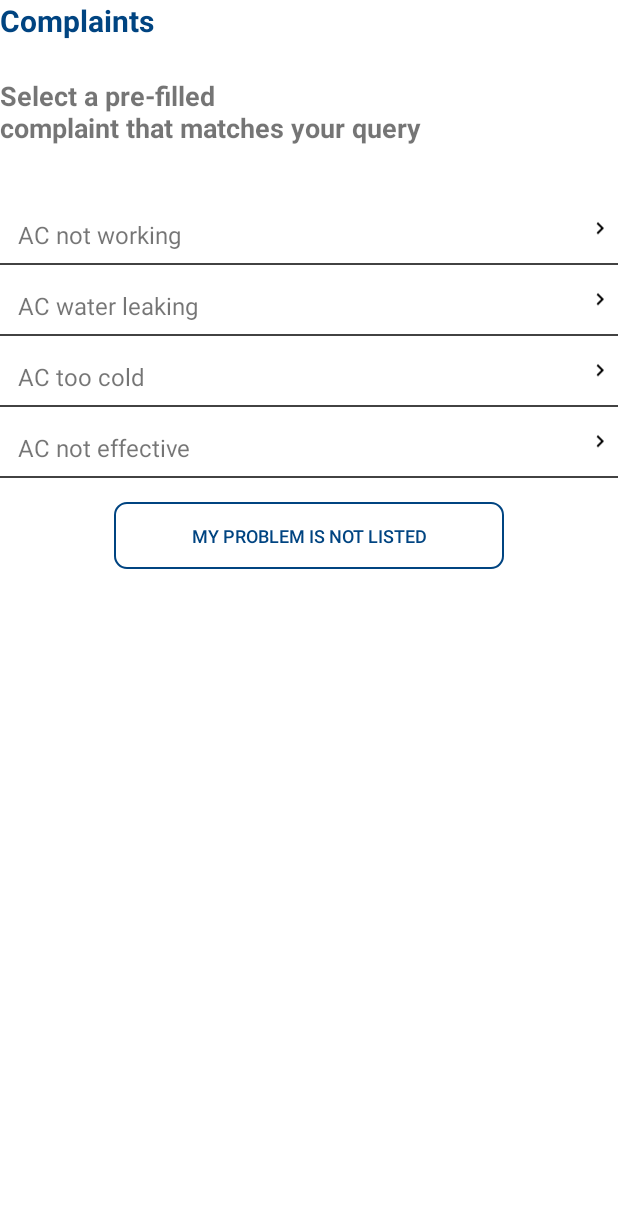
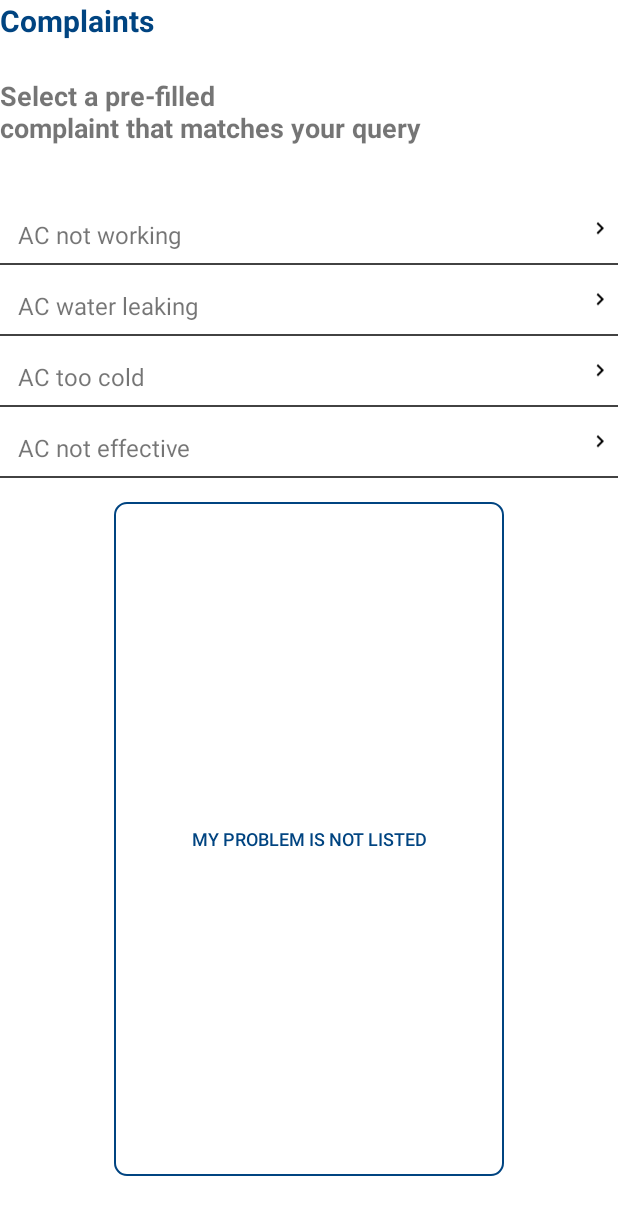
Before and after one commit to gupta-meghna64/DMRC-Connect, an Android app: the fragment CategoryDetailsFragment shown on its own in the app's theme, on a phone screen of 412 x 824 dp. Shown: the top 1215 px of the screen. Run offline under Robolectric (Android 15) with nearby library versions, the phone set to English and light mode, and no system bars; 1 statement that could not run was skipped.

Commit message:
Made a few UI changes

```diff
--- a/app/src/main/java/com/example/dmrcconnect/CategoryDetailsFragment.java
+++ b/app/src/main/java/com/example/dmrcconnect/CategoryDetailsFragment.java
@@ -15,9 +15,12 @@ import java.util.ArrayList;
 
 public class CategoryDetailsFragment extends Fragment {
 
+    private String value;
+
     @Nullable
     @Override
     public View onCreateView(@NonNull LayoutInflater inflater, @Nullable ViewGroup container, @Nullable Bundle savedInstanceState) {
+        value = getArguments().getString("Category_ID");
         return inflater.inflate(R.layout.fragment_category_description, container, false);
     }
 
@@ -27,10 +30,8 @@ public class CategoryDetailsFragment extends Fragment {
 
         LayoutInflater inflater = getLayoutInflater();
 
-        int category_id = 0;
-
         LinearLayout category_specific_scrolling_list = (LinearLayout) view.findViewById(R.id.category_specific_scrolling_list);
-        ArrayList<CategoryDetails> category_specific_details = query_for_details(category_id);
+        ArrayList<CategoryDetails> category_specific_details = query_for_details(value);
 
         for (int i=0; i<category_specific_details.size();i++) {
 
@@ -45,7 +46,7 @@ public class CategoryDetailsFragment extends Fragment {
 
     }
 
-    ArrayList<CategoryDetails> query_for_details(int category_id) {
+    ArrayList<CategoryDetails> query_for_details(String category_id) {
 
         ArrayList<CategoryDetails> details = new ArrayList<>();
 
--- a/app/src/main/res/layout/fragment_category_description.xml
+++ b/app/src/main/res/layout/fragment_category_description.xml
@@ -53,11 +53,13 @@
     <Button
         android:id="@+id/create_complaint_btn"
         android:layout_width="260dp"
-        android:layout_height="wrap_content"
+        android:layout_height="0dp"
+        android:layout_gravity="bottom|center"
+        android:layout_marginBottom="40dp"
+        android:layout_weight="1"
         android:background="@drawable/rounded_corner_background"
         android:minHeight="28dp"
         android:padding="14dp"
-        android:layout_gravity="center"
         android:shadowColor="@android:color/transparent"
         android:stateListAnimator="@null"
         android:text="My problem is not listed"
```
Also changed, not shown: app/src/main/java/com/example/dmrcconnect/ComplaintCategory.java (+10 -0 lines), app/src/main/java/com/example/dmrcconnect/ComplaintsCategoryFragment.java (+11 -1 lines).
